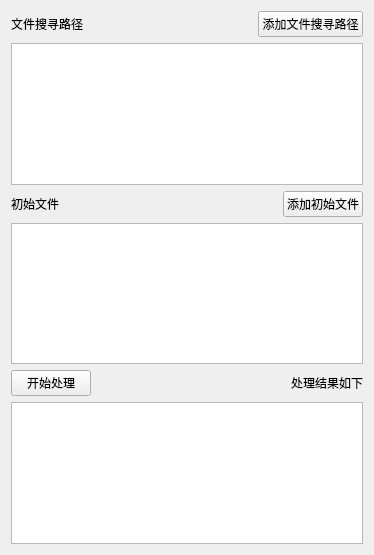
The window that headsearch/mainwidget.ui (findAway/headsearch) describes before a commit, drawn with Qt 5.
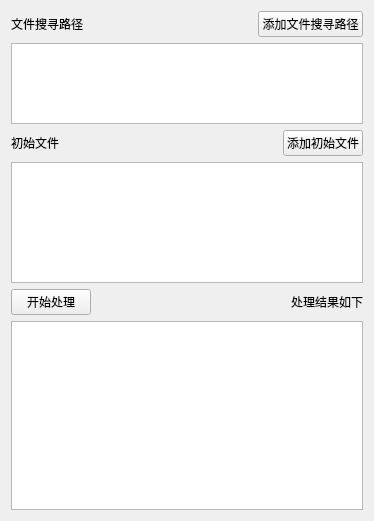
The same window after the commit. Icons and pictures are not drawn.

The edit to the form file:
```diff
--- a/headsearch/mainwidget.ui
+++ b/headsearch/mainwidget.ui
@@ -7,7 +7,7 @@
     <x>0</x>
     <y>0</y>
     <width>374</width>
-    <height>555</height>
+    <height>521</height>
    </rect>
   </property>
   <property name="windowTitle">
@@ -48,7 +48,23 @@
       </layout>
      </item>
      <item>
-      <widget class="QListView" name="listViewSrcPath"/>
+      <widget class="QListView" name="listViewSrcPath">
+       <property name="minimumSize">
+        <size>
+         <width>0</width>
+         <height>81</height>
+        </size>
+       </property>
+       <property name="maximumSize">
+        <size>
+         <width>16777215</width>
+         <height>81</height>
+        </size>
+       </property>
+       <property name="modelColumn">
+        <number>0</number>
+       </property>
+      </widget>
      </item>
      <item>
       <layout class="QHBoxLayout" name="horizontalLayout_2">
@@ -82,7 +98,20 @@
       </layout>
      </item>
      <item>
-      <widget class="QListView" name="listViewFirstFiles"/>
+      <widget class="QListView" name="listViewFirstFiles">
+       <property name="minimumSize">
+        <size>
+         <width>0</width>
+         <height>121</height>
+        </size>
+       </property>
+       <property name="maximumSize">
+        <size>
+         <width>16777215</width>
+         <height>121</height>
+        </size>
+       </property>
+      </widget>
      </item>
      <item>
       <layout class="QHBoxLayout" name="horizontalLayout_3">
```
Left out of the diff: 8 changed lines with no effect on the pictures.
